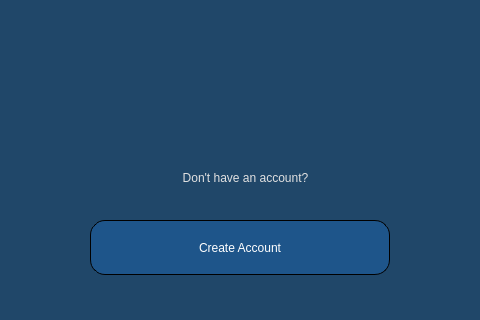
First picture: the form in WindowsGraphics/SignInWindow.ui, repository Skripkon/App-for-learning-English-LANGOD, before the edit; both pictures show x 360 to 840 and y 480 to 800 of the 1200 by 800 pixel window.
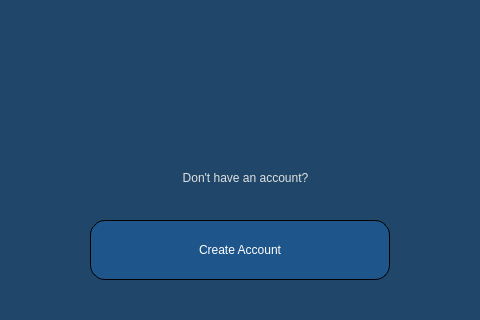
Second picture: the form after the edit.

What changed in the file:
```diff
--- a/WindowsGraphics/SignInWindow.ui
+++ b/WindowsGraphics/SignInWindow.ui
@@ -163,7 +163,7 @@
      <x>450</x>
      <y>700</y>
      <width>300</width>
-     <height>55</height>
+     <height>60</height>
     </rect>
    </property>
    <property name="styleSheet">
```
